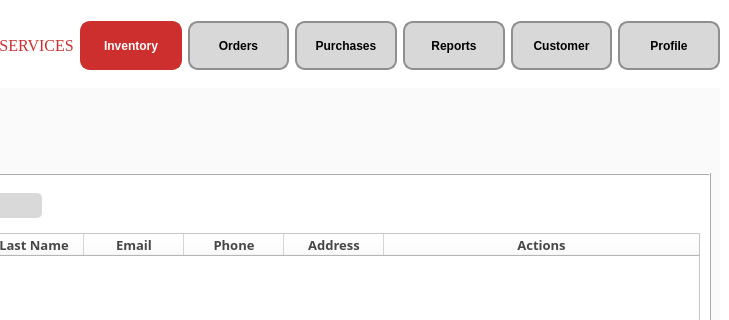
The window that Customer.ui (CMacan/MCAV-desktop-app) describes before a commit, drawn with Qt 5; both pictures show x 246 to 975 and y 0 to 320 of the 975 by 493 pixel window.
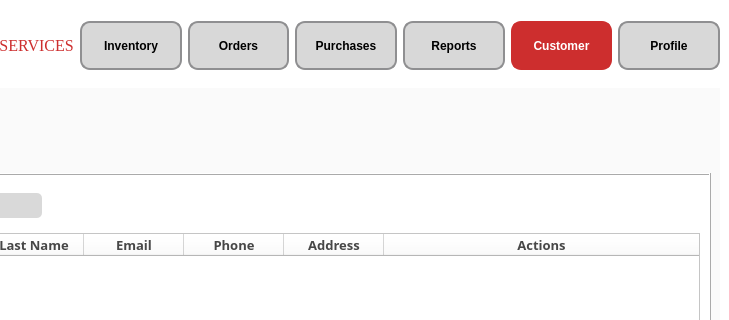
The same window after the commit. Icons and pictures are not drawn.

```diff
--- a/Customer.ui
+++ b/Customer.ui
@@ -156,10 +156,7 @@
           <cursorShape>PointingHandCursor</cursorShape>
          </property>
          <property name="styleSheet">
-          <string notr="true">font-size:12px;
-color: white;
-border: 2px solid #CD2E2E;
-background-color: #CD2E2E;
+          <string notr="true">
 </string>
          </property>
          <property name="text">
@@ -212,7 +209,10 @@
           <cursorShape>PointingHandCursor</cursorShape>
          </property>
          <property name="styleSheet">
-          <string notr="true">font-size:12px;</string>
+          <string notr="true">font-size:12px;
+color: white;
+border: 2px solid #CD2E2E;
+background-color: #CD2E2E;</string>
          </property>
          <property name="text">
           <string>Customer</string>
```
